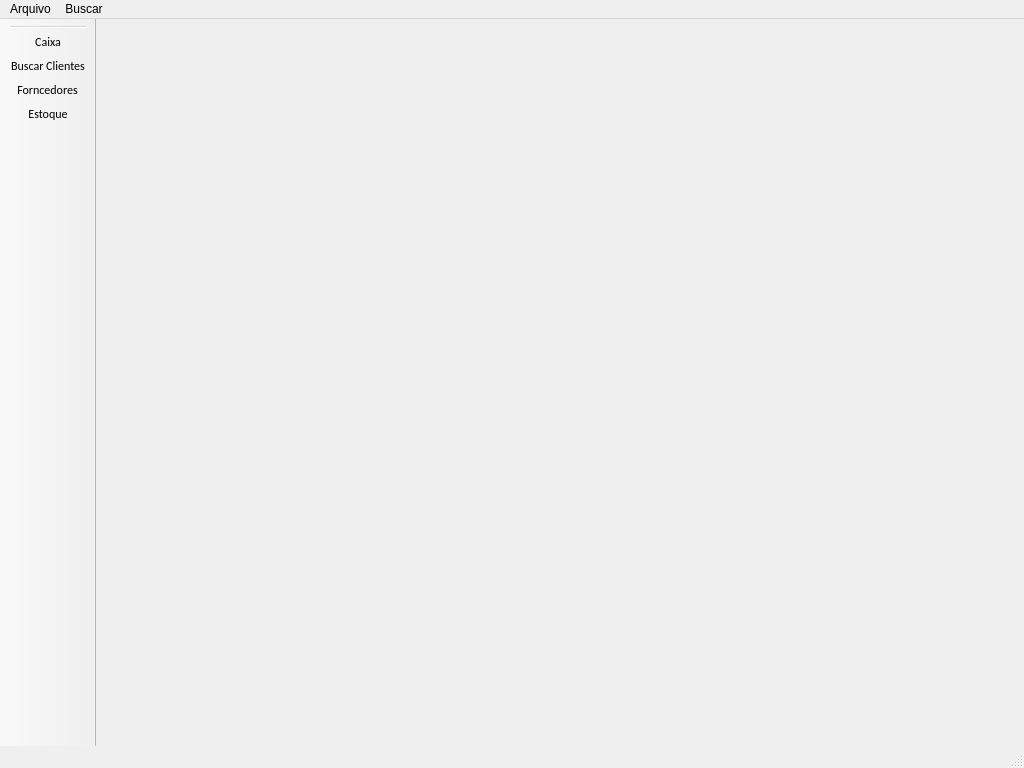
This is loja/tela_principal.ui in jmessias1725/sexloja as Qt 5 draws it before an edit. The edited form follows.
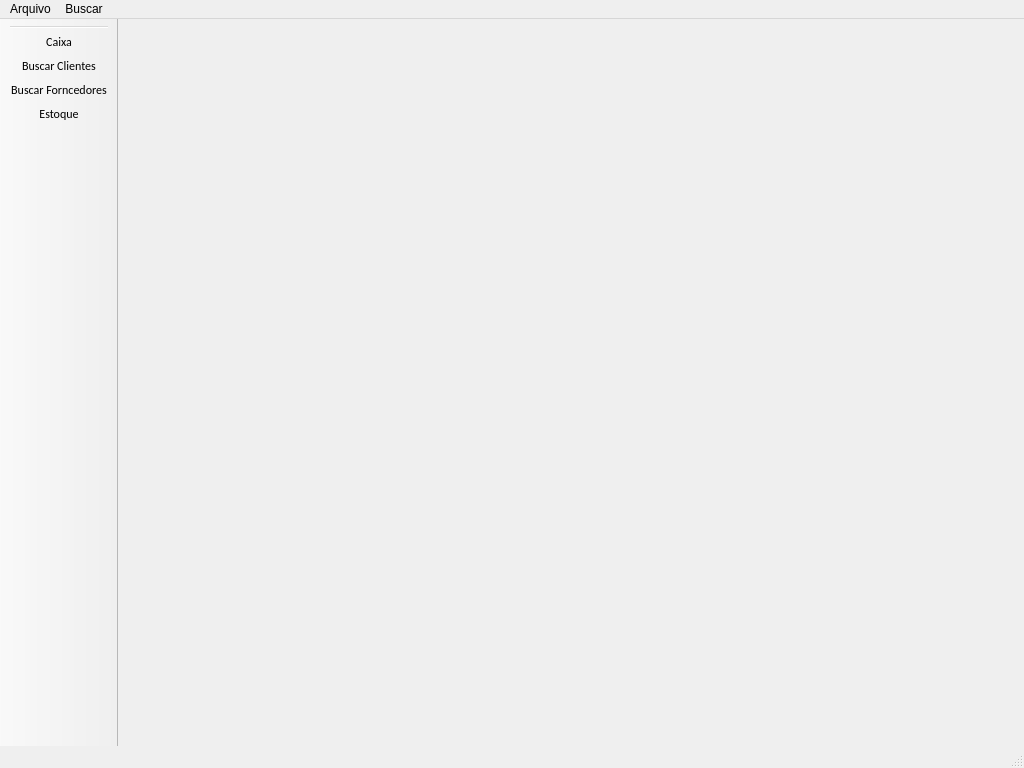
This is the edited form. Icons and pictures are not drawn.

Diff of the .ui file:
```diff
--- a/loja/tela_principal.ui
+++ b/loja/tela_principal.ui
@@ -135,7 +135,7 @@
      <normaloff>:/img/img/fornecedor.png</normaloff>:/img/img/fornecedor.png</iconset>
    </property>
    <property name="text">
-    <string>Forncedores</string>
+    <string>Buscar Forncedores</string>
    </property>
   </action>
   <action name="consultar_estoque">
```
Left out of the diff: 6 changed lines with no effect on the pictures.
